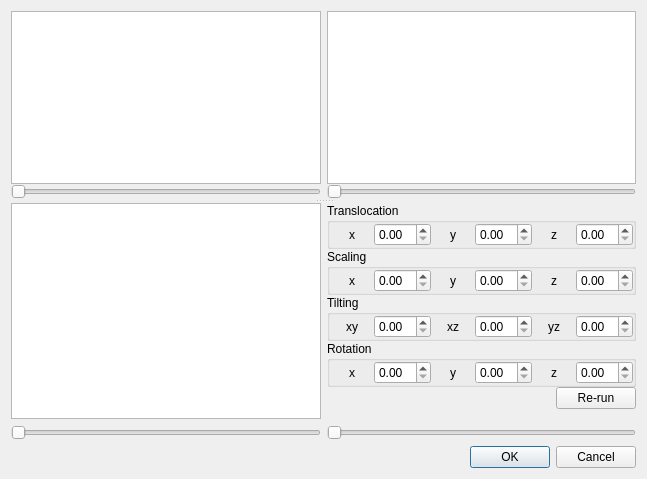
This is manual_alignment.ui in frankyeh/DSI-Studio as Qt 5 draws it before an edit. The edited form follows.
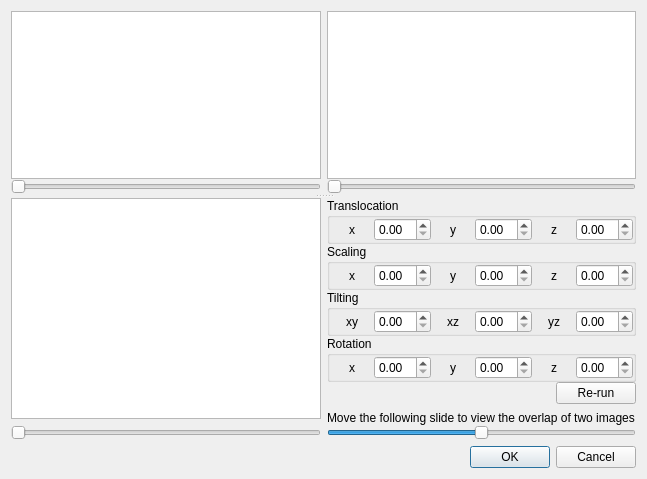
This is the edited form.

Commit message: allow for manual T1WT2W registration

The edit to the form file:
```diff
--- a/manual_alignment.ui
+++ b/manual_alignment.ui
@@ -409,6 +409,13 @@
               </property>
              </spacer>
             </item>
+            <item>
+             <widget class="QLabel" name="label_13">
+              <property name="text">
+               <string>Move the following slide to view the overlap of two images</string>
+              </property>
+             </widget>
+            </item>
             <item>
              <layout class="QHBoxLayout" name="horizontalLayout">
               <property name="spacing">
@@ -422,6 +429,9 @@
                 <property name="pageStep">
                  <number>2</number>
                 </property>
+                <property name="value">
+                 <number>5</number>
+                </property>
                 <property name="orientation">
                  <enum>Qt::Horizontal</enum>
                 </property>
```
Left out of the diff: 2 changed lines with no effect on the pictures. The commit also changes 16 other files.
